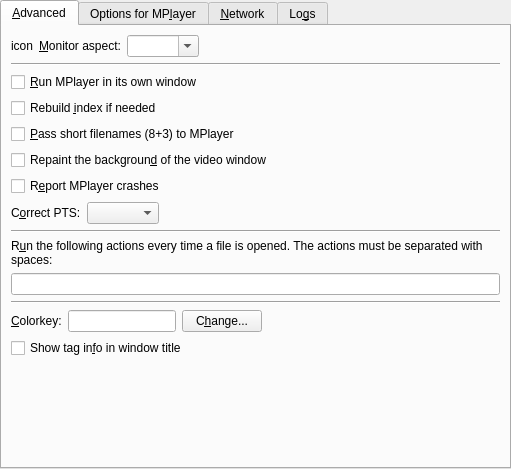
First picture: the form in src/prefadvanced.ui, repository wilbert2000/wzplayer, before the edit.
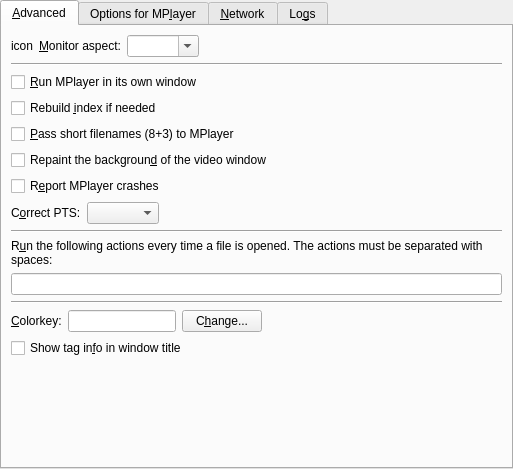
Second picture: the form after the edit. Custom widgets are drawn as their Qt base class.

Commit message: Change the size of the spacers in the pref dialogs

Patch:
```diff
--- a/src/prefadvanced.ui
+++ b/src/prefadvanced.ui
@@ -6,7 +6,7 @@
    <rect>
     <x>0</x>
     <y>0</y>
-    <width>511</width>
+    <width>513</width>
     <height>469</height>
    </rect>
   </property>
@@ -279,8 +279,8 @@
          </property>
          <property name="sizeHint" stdset="0">
           <size>
-           <width>489</width>
-           <height>51</height>
+           <width>20</width>
+           <height>10</height>
           </size>
          </property>
         </spacer>
```
Left out of the diff: 10 changed lines with no effect on the pictures. The commit also changes 7 other files.
